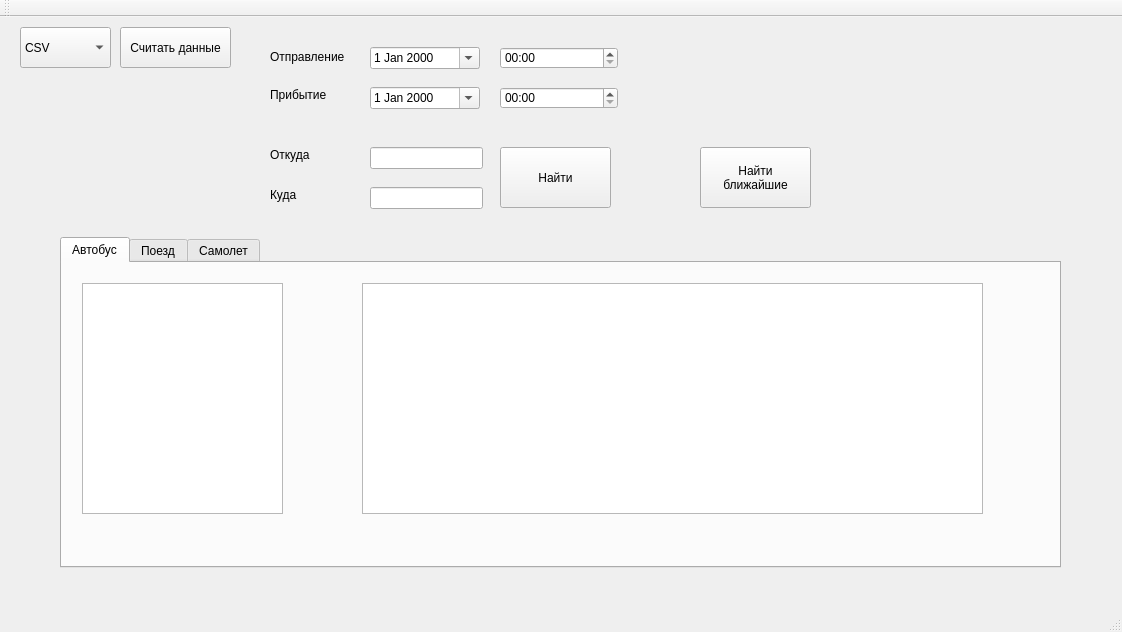
Before: the Qt Designer form mainwindow.ui in Ivantyaj/QtPatternOne, drawn with Qt 5.
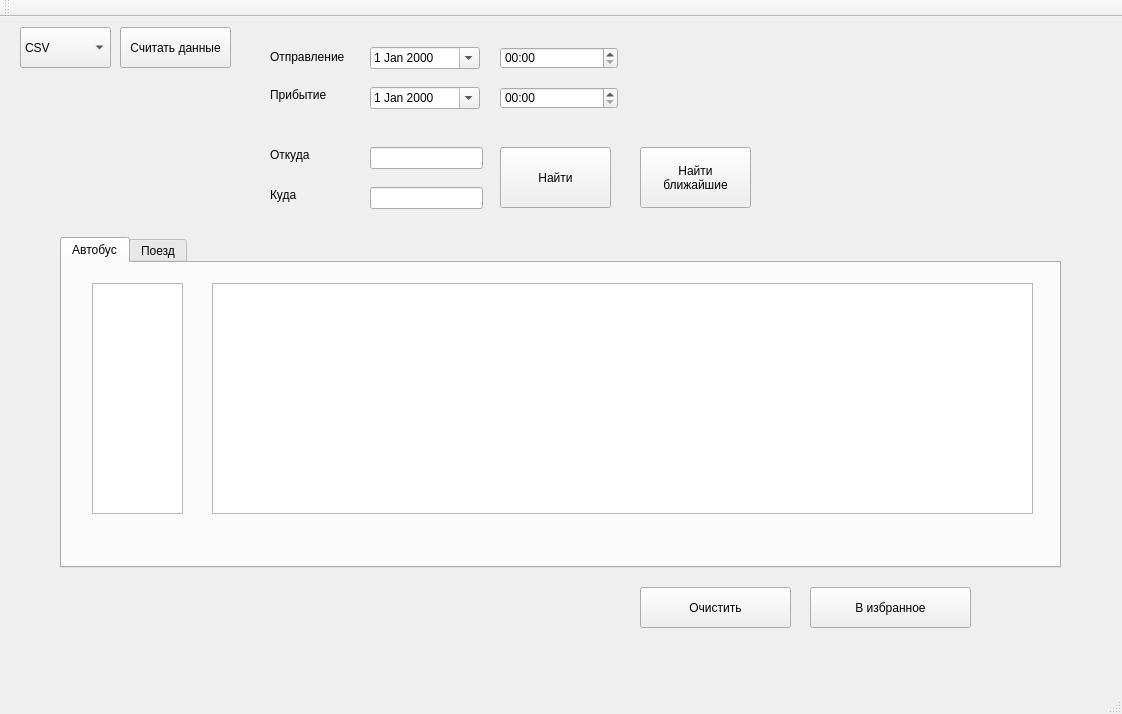
After: the same form once the commit is applied.

Patch:
```diff
--- a/mainwindow.ui
+++ b/mainwindow.ui
@@ -7,7 +7,7 @@
     <x>0</x>
     <y>0</y>
     <width>1122</width>
-    <height>632</height>
+    <height>714</height>
    </rect>
   </property>
   <property name="windowTitle">
@@ -66,22 +66,28 @@
      <attribute name="title">
       <string>Автобус</string>
      </attribute>
-     <widget class="QListView" name="listViewBus">
-      <property name="geometry">
-       <rect>
-        <x>20</x>
-        <y>20</y>
-        <width>201</width>
-        <height>231</height>
-       </rect>
-      </property>
-     </widget>
      <widget class="QTableView" name="tableViewBus">
       <property name="geometry">
        <rect>
-        <x>300</x>
+        <x>150</x>
         <y>20</y>
-        <width>621</width>
+        <width>821</width>
+        <height>231</height>
+       </rect>
+      </property>
+      <property name="editTriggers">
+       <set>QAbstractItemView::NoEditTriggers</set>
+      </property>
+      <property name="selectionBehavior">
+       <enum>QAbstractItemView::SelectRows</enum>
+      </property>
+     </widget>
+     <widget class="QListWidget" name="listWidgetBus">
+      <property name="geometry">
+       <rect>
+        <x>30</x>
+        <y>20</y>
+        <width>91</width>
         <height>231</height>
        </rect>
       </property>
@@ -101,11 +107,16 @@
        </rect>
       </property>
      </widget>
-    </widget>
-    <widget class="QWidget" name="tabPlane">
-     <attribute name="title">
-      <string>Самолет</string>
-     </attribute>
+     <widget class="QListWidget" name="listWidgetTrain">
+      <property name="geometry">
+       <rect>
+        <x>30</x>
+        <y>20</y>
+        <width>91</width>
+        <height>231</height>
+       </rect>
+      </property>
+     </widget>
     </widget>
    </widget>
    <widget class="QDateEdit" name="dateEditFrom">
@@ -216,7 +227,7 @@
    <widget class="QPushButton" name="pushButtonClosest">
     <property name="geometry">
      <rect>
-      <x>700</x>
+      <x>640</x>
       <y>130</y>
       <width>111</width>
       <height>61</height>
@@ -282,14 +293,40 @@
    <widget class="QWidget" name="verticalLayoutWidget">
     <property name="geometry">
      <rect>
-      <x>850</x>
+      <x>810</x>
       <y>10</y>
-      <width>241</width>
+      <width>281</width>
       <height>211</height>
      </rect>
     </property>
     <layout class="QVBoxLayout" name="verticalLayout"/>
    </widget>
+   <widget class="QPushButton" name="pushButtonFavorite">
+    <property name="geometry">
+     <rect>
+      <x>810</x>
+      <y>570</y>
+      <width>161</width>
+      <height>41</height>
+     </rect>
+    </property>
+    <property name="text">
+     <string>В избранное</string>
+    </property>
+   </widget>
+   <widget class="QPushButton" name="pushButtonClearFavorite">
+    <property name="geometry">
+     <rect>
+      <x>640</x>
+      <y>570</y>
+      <width>151</width>
+      <height>41</height>
+     </rect>
+    </property>
+    <property name="text">
+     <string>Очистить</string>
+    </property>
+   </widget>
   </widget>
   <widget class="QMenuBar" name="menuBar">
    <property name="geometry">
```
Left out of the diff: 8 changed lines with no effect on the pictures.
